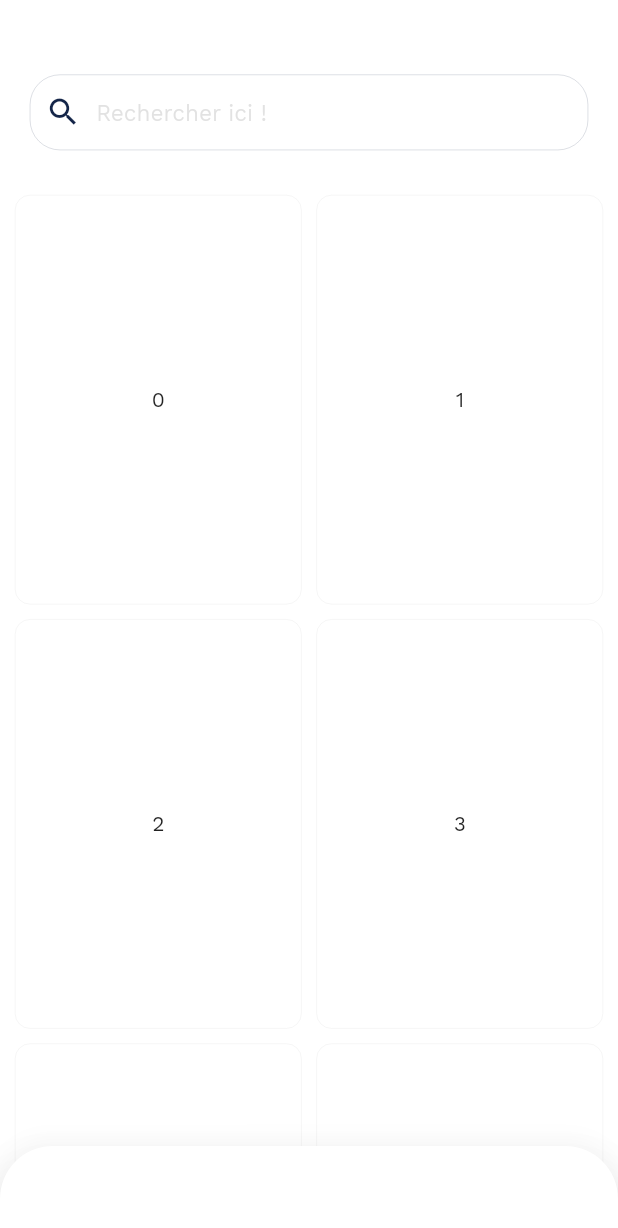
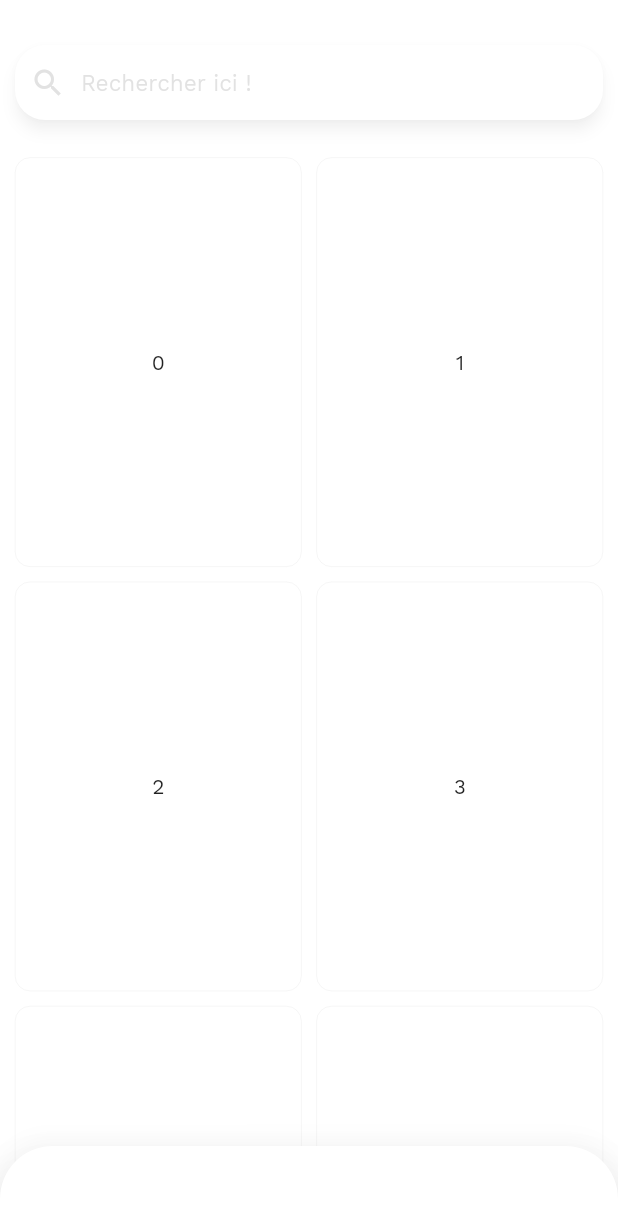
Before and after one commit to Optimus-ged/flutter_e_commerce, a Flutter app: the HomePage screen opened directly, on a phone screen of 412 x 824 dp. Shown: the top 1228 px of the screen. Run offline on Flutter 3.47's test engine with Material 2 defaults, Android fonts, the phone set to English and light mode, and no system bars; our stand-ins replace google_fonts.

Commit message:
Search bar optimized successfully

```diff
--- a/lib/exports/all_exports.dart
+++ b/lib/exports/all_exports.dart
@@ -9,9 +9,11 @@ export 'dart:io';
 // All pages
 export 'package:e_commerce/screens/pages/login_page.dart';
 export 'package:e_commerce/screens/pages/sign_up_page.dart';
+export 'package:e_commerce/screens/pages/home_page.dart';
 
 // All widgets
 export 'package:e_commerce/screens/widgets/click_animation.dart';
+export 'package:e_commerce/screens/widgets/custon_textfield.dart';
 
 // All utils
 export 'package:e_commerce/utils/app_theme.dart';
--- a/lib/screens/pages/home_page.dart
+++ b/lib/screens/pages/home_page.dart
@@ -14,7 +14,7 @@ class HomePage extends StatelessWidget {
               // shadowColor: AppTheme.blueColor,
               floating: true,
               automaticallyImplyLeading: false,
-              expandedHeight: 120,
+              expandedHeight: 100,
               backgroundColor: Colors.white,
 
               flexibleSpace: FlexibleSpaceBar(
@@ -33,7 +33,7 @@ class HomePage extends StatelessWidget {
                 child: GridView.builder(
                   padding: EdgeInsets.only(
                     bottom: 70,
-                    top: 10,
+                    top: 5,
                     left: 10,
                     right: 10,
                   ),
@@ -48,10 +48,7 @@ class HomePage extends StatelessWidget {
                   itemBuilder: (context, index) {
                     return Container(
                       alignment: Alignment.center,
-                      height: 100,
-                      width: 100,
                       decoration: BoxDecoration(
-                        // color: Colors.black38,
                         borderRadius: BorderRadius.circular(10),
                         border: Border.all(width: 0.2, color: Colors.black12),
                       ),
@@ -94,10 +91,15 @@ class HomePage extends StatelessWidget {
   Widget _buildTextField({BuildContext context}) {
     var screen = MediaQuery.of(context).size;
     return Padding(
-      padding: const EdgeInsets.only(bottom: 20, left: 20, right: 20),
+      padding: const EdgeInsets.only(bottom: 20, left: 10, right: 10),
+      child: Material(
+        elevation: 4,
+        shadowColor: Colors.black26,
+        color: Colors.white,
+        borderRadius: BorderRadius.circular(20),
         child: Container(
           decoration: BoxDecoration(
-          border: Border.all(width: 0.1, color: AppTheme.blueColor),
+            // border: Border.all(width: 0.1),
             borderRadius: BorderRadius.circular(20),
           ),
           child: Padding(
@@ -106,7 +108,10 @@ class HomePage extends StatelessWidget {
               children: [
                 Padding(
                   padding: const EdgeInsets.symmetric(horizontal: 10),
-                child: Icon(Icons.search, color: AppTheme.blueColor),
+                  child: Icon(
+                    Icons.search,
+                    color: Colors.grey.withOpacity(0.3),
+                  ),
                 ),
                 Container(
                   height: 50,
@@ -133,17 +138,6 @@ class HomePage extends StatelessWidget {
             ),
           ),
         ),
-    );
-  }
-
-  // Building custom outline borders
-  OutlineInputBorder _outlineBorder({Color color}) {
-    return OutlineInputBorder(
-      borderRadius: BorderRadius.circular(20),
-      gapPadding: 0,
-      borderSide: BorderSide(
-        color: color,
-        width: 1,
       ),
     );
   }
--- a/lib/utils/app_theme.dart
+++ b/lib/utils/app_theme.dart
@@ -10,6 +10,4 @@ class AppTheme {
 
   // Font
   static const String fontName = 'WorkSans';
-
-
 }
```
Also changed, not shown: lib/screens/pages/login_page.dart (+10 -53 lines), lib/screens/pages/sign_up_page.dart (+11 -56 lines), lib/screens/widgets/custon_textfield.dart (added, +48 -0 lines). Lines whose indentation alone changed are shown as unchanged.
